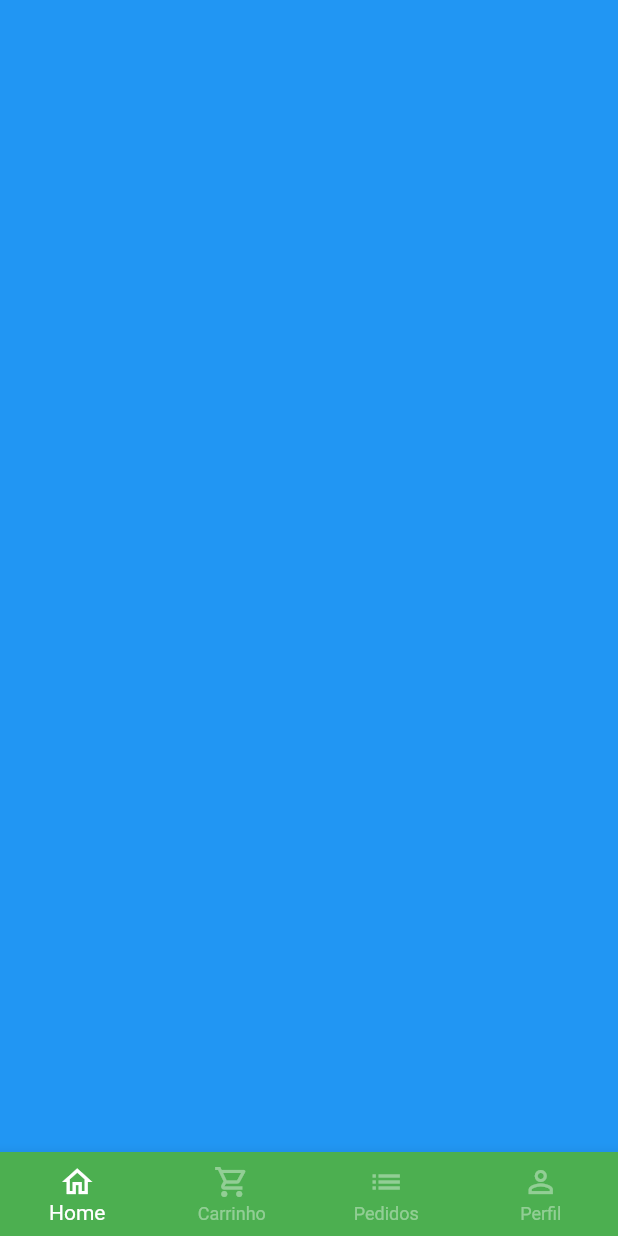
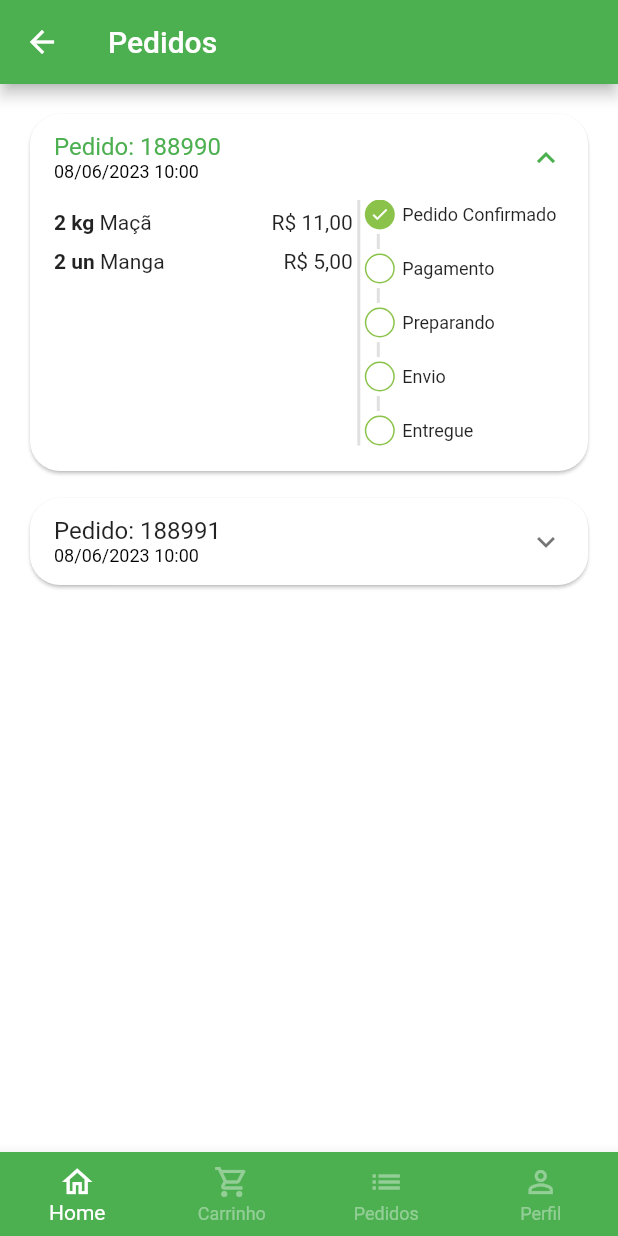
Before and after one commit to JulioCezar-1991/greengrocer_flutter_udemy, a Flutter app: the BaseScreen screen opened directly, swiped to page 3, on a phone screen of 412 x 824 dp. Run offline on Flutter 3.47's test engine with Material 2 defaults, Android fonts, the phone set to English and light mode, and no system bars; our stand-ins replace animated_text_kit, badges, mask_text_input_formatter.

Commit message:
created order_tile_ui

```diff
--- a/lib/src/config/app_data.dart
+++ b/lib/src/config/app_data.dart
@@ -1,5 +1,6 @@
 import 'package:greengrocer/src/model/cart_item_model.dart';
 import 'package:greengrocer/src/model/item_model.dart';
+import 'package:greengrocer/src/model/order_model.dart';
 import 'package:greengrocer/src/model/user_model.dart';
 
 ItemModel apple = ItemModel(
@@ -90,8 +91,48 @@ List<CartItemModel> cartItems = [
 ];
 
 UserModel user = UserModel(
-    name: 'Julio Cezar',
-    email: 'juliocezar@gmail.com',
-    phone: '62 9987-9898',
-    cpf: '050.684.895-55',
-    password: 'senha');
+  name: 'Julio Cezar',
+  email: 'juliocezar@gmail.com',
+  phone: '62 9987-9898',
+  cpf: '050.684.895-55',
+  password: 'senha',
+);
+
+List<OrderModel> orders = [
+  OrderModel(
+    id: '188990',
+    createdDateTime: DateTime.parse('2023-06-08 10:00:10.458'),
+    overdueDateTime: DateTime.parse('2023-06-08 11:00:10.458'),
+    items: [
+      CartItemModel(
+        item: apple,
+        quantity: 2,
+      ),
+      CartItemModel(
+        item: mango,
+        quantity: 2,
+      ),
+    ],
+    status: 'pending_payment',
+    copyAndPaste: '65d4f65g4df32c',
+    total: 11.0,
+  ),
+  OrderModel(
+    id: '188991',
+    createdDateTime: DateTime.parse('2023-06-08 10:00:10.458'),
+    overdueDateTime: DateTime.parse('2023-06-08 11:00:10.458'),
+    items: [
+      CartItemModel(
+        item: apple,
+        quantity: 2,
+      ),
+      CartItemModel(
+        item: mango,
+        quantity: 2,
+      ),
+    ],
+    status: 'refunded',
+    copyAndPaste: '65d4f65g4df32c',
+    total: 11.0,
+  ),
+];
--- /dev/null
+++ b/lib/src/model/order_model.dart
@@ -0,0 +1,21 @@
+import 'package:greengrocer/src/model/cart_item_model.dart';
+
+class OrderModel {
+  String id;
+  DateTime createdDateTime;
+  DateTime overdueDateTime;
+  List<CartItemModel> items;
+  String status;
+  String copyAndPaste;
+  double total;
+
+  OrderModel({
+    required this.id,
+    required this.createdDateTime,
+    required this.overdueDateTime,
+    required this.items,
+    required this.status,
+    required this.copyAndPaste,
+    required this.total,
+  });
+}
--- a/lib/src/pages/base/base_screen.dart
+++ b/lib/src/pages/base/base_screen.dart
@@ -1,6 +1,7 @@
 import 'package:flutter/material.dart';
 import 'package:greengrocer/src/pages/cart/cart_tab.dart';
 import 'package:greengrocer/src/pages/home/home_tab.dart';
+import 'package:greengrocer/src/pages/orders/orders_tab.dart';
 import 'package:greengrocer/src/pages/profile/profile_tab.dart';
 
 class BaseScreen extends StatefulWidget {
@@ -20,12 +21,7 @@ class _BaseScreenState extends State<BaseScreen> {
       body: PageView(
         physics: const NeverScrollableScrollPhysics(),
         controller: pageController,
-        children: [
-          const HomeTab(),
-          const CartTab(),
-          Container(color: Colors.blue),
-          const ProfileTab()
-        ],
+        children: const [HomeTab(), CartTab(), OrdersTab(), ProfileTab()],
       ),
       bottomNavigationBar: BottomNavigationBar(
         currentIndex: currentIndex,
--- /dev/null
+++ b/lib/src/pages/orders/components/order_status_widget.dart
@@ -0,0 +1,139 @@
+import 'package:flutter/material.dart';
+import 'package:greengrocer/src/config/custom_colors.dart';
+
+class OrderStatusWidget extends StatelessWidget {
+  final String status;
+  final bool isOverdue;
+
+  final Map<String, int> allStatus = <String, int>{
+    'pending_payment': 0,
+    'refunded': 1,
+    'paid': 2,
+    'preparing_purchase': 3,
+    'shipping': 4,
+    'delivered': 5,
+  };
+
+  int get currentStatus => allStatus[status]!;
+
+  OrderStatusWidget({
+    Key? key,
+    required this.status,
+    required this.isOverdue,
+  }) : super(key: key);
+
+  @override
+  Widget build(BuildContext context) {
+    return Column(
+      crossAxisAlignment: CrossAxisAlignment.start,
+      children: [
+        const _StatusDot(
+          isActive: true,
+          title: 'Pedido Confirmado',
+        ),
+        const _CustemDivider(),
+        if (currentStatus == 1) ...[
+          const _StatusDot(
+              isActive: true,
+              title: 'Pix Estornado',
+              backgroundColor: Colors.orange)
+        ] else if (isOverdue) ...[
+          const _StatusDot(
+            isActive: true,
+            title: 'Pagamento Pix Vencido',
+            backgroundColor: Colors.red,
+          )
+        ] else ...[
+          _StatusDot(
+            isActive: currentStatus >= 2,
+            title: 'Pagamento',
+          ),
+          const _CustemDivider(),
+          _StatusDot(
+            isActive: currentStatus >= 3,
+            title: 'Preparando',
+          ),
+          const _CustemDivider(),
+          _StatusDot(
+            isActive: currentStatus >= 4,
+            title: 'Envio',
+          ),
+          const _CustemDivider(),
+          _StatusDot(
+            isActive: currentStatus == 5,
+            title: 'Entregue',
+          ),
+        ]
+      ],
+    );
+  }
+}
+
+class _CustemDivider extends StatelessWidget {
+  const _CustemDivider({Key? key}) : super(key: key);
+
+  @override
+  Widget build(BuildContext context) {
+    return Container(
+      margin: const EdgeInsets.symmetric(
+        horizontal: 8,
+        vertical: 3,
+      ),
+      height: 10,
+      width: 2,
+      color: Colors.grey.shade300,
+    );
+  }
+}
+
+class _StatusDot extends StatelessWidget {
+  final bool isActive;
+  final String title;
+  final Color? backgroundColor;
+  const _StatusDot(
+      {Key? key,
+      required this.isActive,
+      required this.title,
+      this.backgroundColor})
+      : super(key: key);
+
+  @override
+  Widget build(BuildContext context) {
+    return Row(
+      children: [
+        // Dot
+        Container(
+          alignment: Alignment.center,
+          height: 20,
+          width: 20,
+          decoration: BoxDecoration(
+            shape: BoxShape.circle,
+            border: Border.all(
+              color: CustomColors.customSwatchColor,
+            ),
+            color: isActive
+                ? backgroundColor ?? CustomColors.customSwatchColor
+                : Colors.transparent,
+          ),
+          child: isActive
+              ? const Icon(
+                  Icons.check,
+                  size: 13,
+                  color: Colors.white,
+                )
+              : const SizedBox.shrink(),
+        ),
+
+        const SizedBox(
+          width: 5,
+        ),
+        // Texto
+        Expanded(
+            child: Text(
+          title,
+          style: const TextStyle(fontSize: 12),
+        ))
+      ],
+    );
+  }
+}
--- /dev/null
+++ b/lib/src/pages/orders/components/order_tile.dart
@@ -0,0 +1,112 @@
+import 'package:flutter/material.dart';
+import 'package:greengrocer/src/model/cart_item_model.dart';
+import 'package:greengrocer/src/model/order_model.dart';
+import 'package:greengrocer/src/pages/orders/components/order_status_widget.dart';
+import 'package:greengrocer/src/services/utils_services.dart';
+
+class OrderTile extends StatelessWidget {
+  final OrderModel order;
+  OrderTile({Key? key, required this.order}) : super(key: key);
+
+  final UtilsServices utilsServices = UtilsServices();
+
+  @override
+  Widget build(BuildContext context) {
+    return Card(
+      shape: RoundedRectangleBorder(
+        borderRadius: BorderRadius.circular(20),
+      ),
+      child: Theme(
+        data: Theme.of(context).copyWith(dividerColor: Colors.transparent),
+        child: ExpansionTile(
+          initiallyExpanded: order.status == 'pending_payment',
+          title: Column(
+            crossAxisAlignment: CrossAxisAlignment.start,
+            mainAxisSize: MainAxisSize.min,
+            children: [
+              Text('Pedido: ${order.id}'),
+              Text(
+                utilsServices.formatDateTime(order.createdDateTime),
+                style: const TextStyle(
+                  fontSize: 12,
+                  color: Colors.black,
+                ),
+              ),
+            ],
+          ),
+          childrenPadding: const EdgeInsets.fromLTRB(16, 0, 16, 16),
+          children: [
+            IntrinsicHeight(
+              child: Row(
+                children: [
+                  // Lista de Produtos
+                  Expanded(
+                    flex: 3,
+                    child: SizedBox(
+                      height: 150,
+                      child: ListView(
+                          children: order.items.map((orderItem) {
+                        return _OrderItemWidget(
+                          utilsServices: utilsServices,
+                          orderItem: orderItem,
+                        );
+                      }).toList()),
+                    ),
+                  ),
+                  // Divisão
+
+                  VerticalDivider(
+                    color: Colors.grey.shade300,
+                    thickness: 2,
+                    width: 8,
+                  ),
+
+                  // Status dos Pedidos
+                  Expanded(
+                    flex: 2,
+                    child: OrderStatusWidget(
+                      status: order.status,
+                      isOverdue: order.overdueDateTime.isBefore(DateTime.now()),
+                    ),
+                  )
+                ],
+              ),
+            ),
+          ],
+        ),
+      ),
+    );
+  }
+}
+
+class _OrderItemWidget extends StatelessWidget {
+  const _OrderItemWidget({
+    Key? key,
+    required this.utilsServices,
+    required this.orderItem,
+  }) : super(key: key);
+
+  final UtilsServices utilsServices;
+  final CartItemModel orderItem;
+
+  @override
+  Widget build(BuildContext context) {
+    return Padding(
+      padding: const EdgeInsets.only(bottom: 10),
+      child: Row(
+        children: [
+          Text(
+            '${orderItem.quantity} ${orderItem.item.unit} ',
+            style: const TextStyle(fontWeight: FontWeight.bold),
+          ),
+          Expanded(
+            child: Text(orderItem.item.itemName),
+          ),
+          Text(
+            utilsServices.priceToCurrency(orderItem.totalPrice()),
+          ),
+        ],
+      ),
+    );
+  }
+}
--- /dev/null
+++ b/lib/src/pages/orders/orders_tab.dart
@@ -0,0 +1,24 @@
+import 'package:flutter/material.dart';
+import 'package:greengrocer/src/config/app_data.dart' as app_data;
+import 'package:greengrocer/src/pages/orders/components/order_tile.dart';
+
+class OrdersTab extends StatelessWidget {
+  const OrdersTab({Key? key}) : super(key: key);
+
+  @override
+  Widget build(BuildContext context) {
+    return Scaffold(
+      appBar: AppBar(
+        title: const Text('Pedidos'),
+      ),
+      body: ListView.separated(
+        padding: const EdgeInsets.all(16),
+        physics: const BouncingScrollPhysics(),
+        separatorBuilder: (_, index) => const SizedBox(height: 10),
+        itemBuilder: (context, index) =>
+            OrderTile(order: app_data.orders[index]),
+        itemCount: app_data.orders.length,
+      ),
+    );
+  }
+}
--- a/lib/src/services/utils_services.dart
+++ b/lib/src/services/utils_services.dart
@@ -1,3 +1,4 @@
+import 'package:intl/date_symbol_data_local.dart';
 import 'package:intl/intl.dart';
 
 class UtilsServices {
@@ -6,4 +7,11 @@ class UtilsServices {
 
     return numberFormat.format(price);
   }
+
+  String formatDateTime(DateTime dateTime) {
+    initializeDateFormatting('pt_BR', 'pt');
+    DateFormat dataFormat = DateFormat.yMd('pt_BR').add_Hm();
+
+    return dataFormat.format(dateTime);
+  }
 }
```
